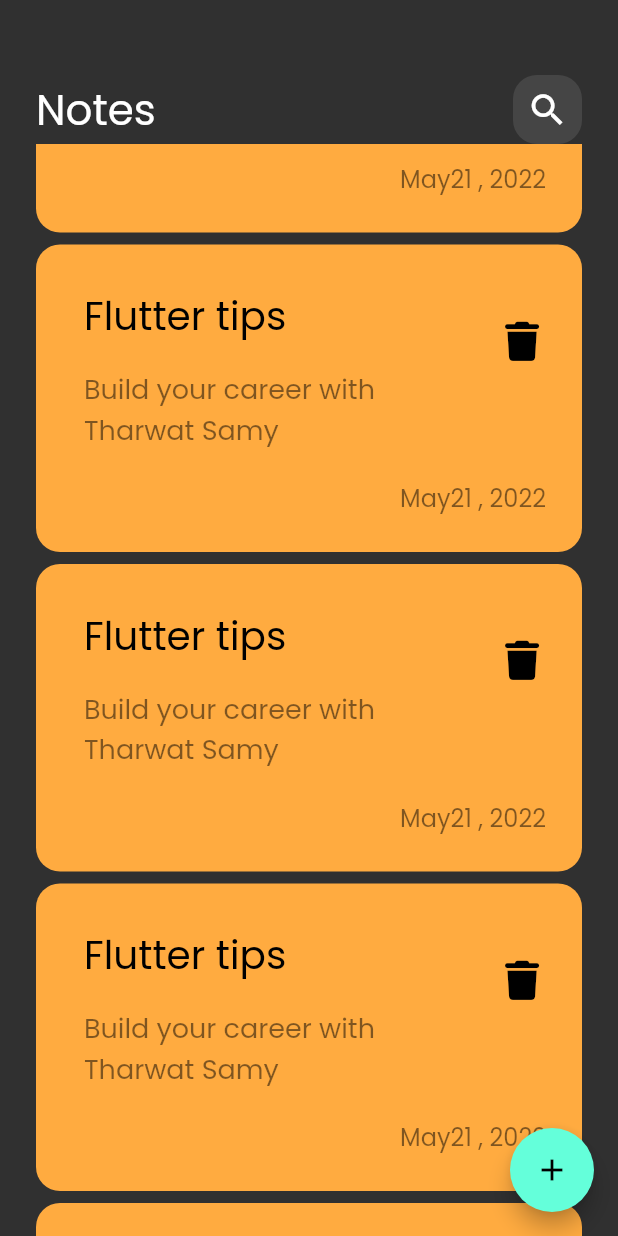
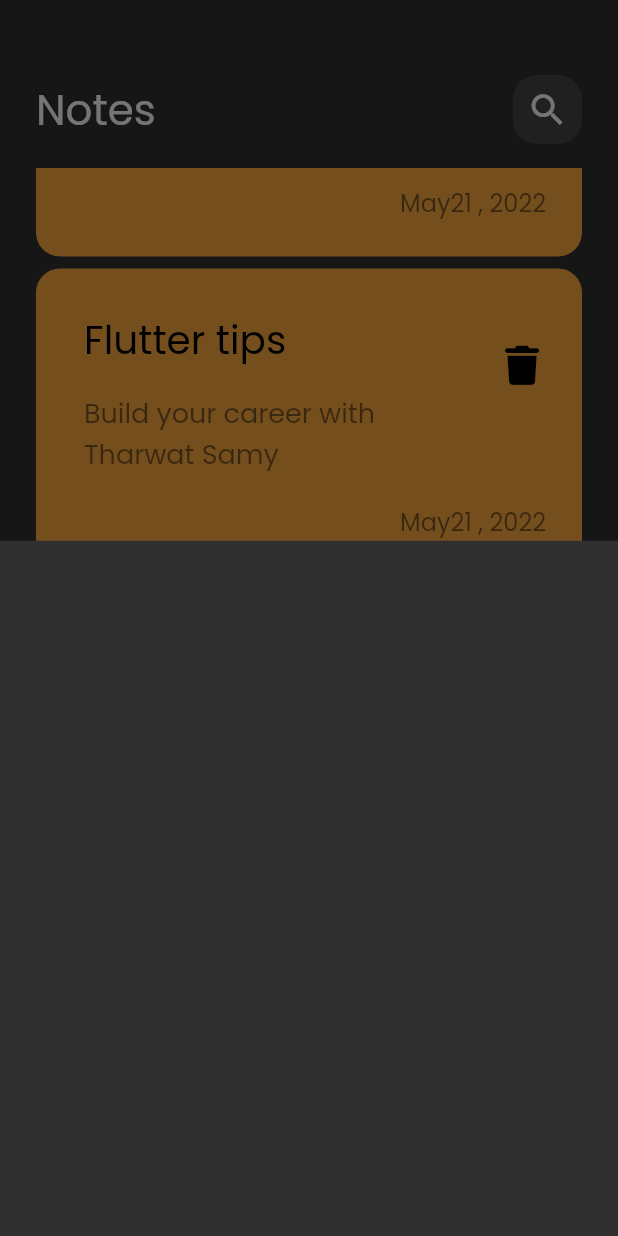
Before and after one commit to MakariosFared/notes_app, a Flutter app: the screen it shows after launch, scrolled down 576 dp, after a tap on the "add" icon, on a phone screen of 412 x 824 dp. Run offline on Flutter 3.47's test engine with Material 3 defaults, Android fonts, the phone set to English and light mode, and no system bars; our stand-ins replace font_awesome_flutter.

Commit message:
show modal buttom sheet

```diff
--- a/lib/views/notes_view.dart
+++ b/lib/views/notes_view.dart
@@ -1,4 +1,5 @@
 import 'package:flutter/material.dart';
+import 'package:my_note_app/views/widgets/add_note_button_sheet.dart';
 import 'package:my_note_app/views/widgets/notes_view_body.dart';
 
 class NotesView extends StatelessWidget {
@@ -8,7 +9,13 @@ class NotesView extends StatelessWidget {
   Widget build(BuildContext context) {
     return Scaffold(
       floatingActionButton: FloatingActionButton(
-        onPressed: () {},
+        onPressed: () {
+          showModalBottomSheet(
+              context: context,
+              builder: (context) {
+                return const AddNoteButtonSheet();
+              });
+        },
         child: const Icon(
           Icons.add,
         ),
--- /dev/null
+++ b/lib/views/widgets/add_note_button_sheet.dart
@@ -0,0 +1,10 @@
+import 'package:flutter/material.dart';
+
+class AddNoteButtonSheet extends StatelessWidget {
+  const AddNoteButtonSheet({super.key});
+
+  @override
+  Widget build(BuildContext context) {
+    return Container();
+  }
+}
--- a/lib/views/widgets/note_list_view.dart
+++ b/lib/views/widgets/note_list_view.dart
@@ -6,11 +6,16 @@ class NoteListView extends StatelessWidget {
 
   @override
   Widget build(BuildContext context) {
-    return ListView.builder(itemBuilder: (context, index) {
-      return const Padding(
-        padding: EdgeInsets.symmetric(vertical: 4),
-        child: NoteItem(),
-      );
-    });
+    return Padding(
+      padding: const EdgeInsets.symmetric(vertical: 16),
+      child: ListView.builder(
+          padding: EdgeInsets.zero,
+          itemBuilder: (context, index) {
+            return const Padding(
+              padding: EdgeInsets.symmetric(vertical: 4),
+              child: NoteItem(),
+            );
+          }),
+    );
   }
 }
```
